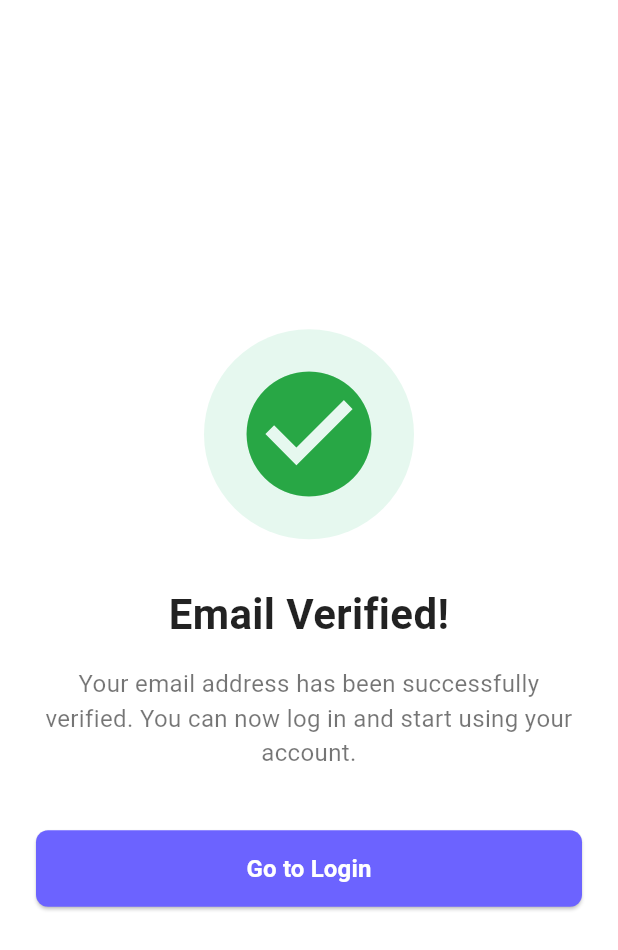
After one commit to SayhanA/thinkers, a Flutter app: the EmailVerificationSuccess screen opened directly, on a phone screen of 412 x 824 dp. The commit adds this screen. Shown: the top 950 px of the screen. Run offline on Flutter 3.47's test engine with Material 3 defaults, Android fonts, the phone set to English and light mode, and no system bars; our stand-ins replace flutter_svg.

Commit message:
Email Verification Success screen added

```diff
--- /dev/null
+++ b/lib/emailVerificationSuccess.dart
@@ -0,0 +1,88 @@
+import 'package:flutter/material.dart';
+
+class EmailVerificationSuccess extends StatelessWidget {
+  const EmailVerificationSuccess({super.key});
+
+  @override
+  Widget build(BuildContext context) {
+    return Scaffold(
+      backgroundColor: Colors.white,
+      body: SafeArea(
+        child: Center(
+          child: Padding(
+            padding: const EdgeInsets.all(24.0),
+            child: Column(
+              mainAxisAlignment: MainAxisAlignment.center,
+              children: [
+                // Success icon
+                Container(
+                  padding: const EdgeInsets.all(20),
+                  decoration: BoxDecoration(
+                    shape: BoxShape.circle,
+                    color: const Color(0xFFE6F8EF),
+                  ),
+                  child: const Icon(
+                    Icons.check_circle,
+                    size: 100,
+                    color: Color(0xFF28A745),
+                  ),
+                ),
+                const SizedBox(height: 30),
+
+                // Title
+                const Text(
+                  "Email Verified!",
+                  style: TextStyle(
+                    fontSize: 28,
+                    fontWeight: FontWeight.bold,
+                    color: Colors.black87,
+                  ),
+                  textAlign: TextAlign.center,
+                ),
+                const SizedBox(height: 15),
+
+                // Subtitle
+                const Text(
+                  "Your email address has been successfully verified. "
+                  "You can now log in and start using your account.",
+                  style: TextStyle(fontSize: 16, color: Colors.black54),
+                  textAlign: TextAlign.center,
+                ),
+                const SizedBox(height: 40),
+
+                // Go to login button
+                SizedBox(
+                  width: double.infinity,
+                  child: ElevatedButton(
+                    onPressed: () {
+                      Navigator.pushNamedAndRemoveUntil(
+                        context,
+                        '/login',
+                        (route) => false,
+                      );
+                    },
+                    style: ElevatedButton.styleFrom(
+                      backgroundColor: const Color(0xFF6C63FF),
+                      padding: const EdgeInsets.symmetric(vertical: 14),
+                      shape: RoundedRectangleBorder(
+                        borderRadius: BorderRadius.circular(8),
+                      ),
+                    ),
+                    child: const Text(
+                      "Go to Login",
+                      style: TextStyle(
+                        fontSize: 16,
+                        fontWeight: FontWeight.bold,
+                        color: Colors.white,
+                      ),
+                    ),
+                  ),
+                ),
+              ],
+            ),
+          ),
+        ),
+      ),
+    );
+  }
+}
--- a/lib/verifyEmail.dart
+++ b/lib/verifyEmail.dart
@@ -1,5 +1,6 @@
 import 'dart:async';
 import 'package:flutter/material.dart';
+import 'package:flutter_module_1/emailVerificationSuccess.dart';
 
 class VerifyEmail extends StatefulWidget {
   final String email;
@@ -44,7 +45,12 @@ class _VerifyEmailState extends State<VerifyEmail> {
     ScaffoldMessenger.of(context).showSnackBar(
       const SnackBar(content: Text('Verification email resent!')),
     );
-    _startCountdown(); // restart countdown after resend
+    _startCountdown();
+    print('-------------------------------------------------------------------- Count down completed');
+    Navigator.pushReplacement(
+      context,
+      MaterialPageRoute(builder: (_) => EmailVerificationSuccess()),
+    );
   }
 
   @override
```
